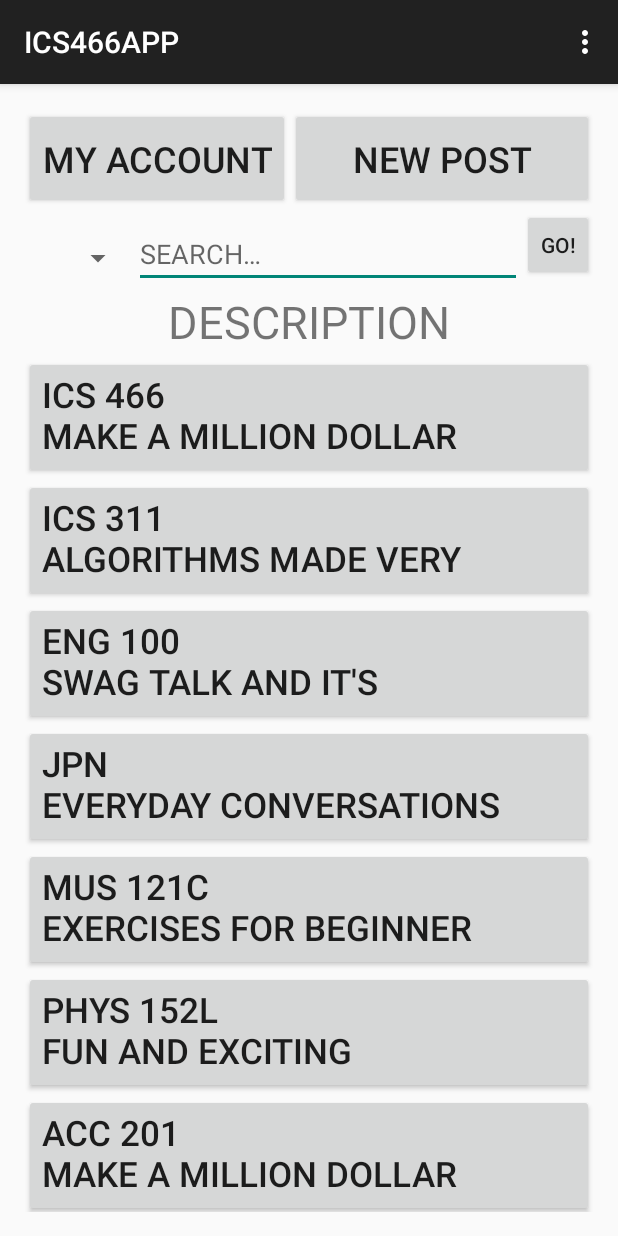
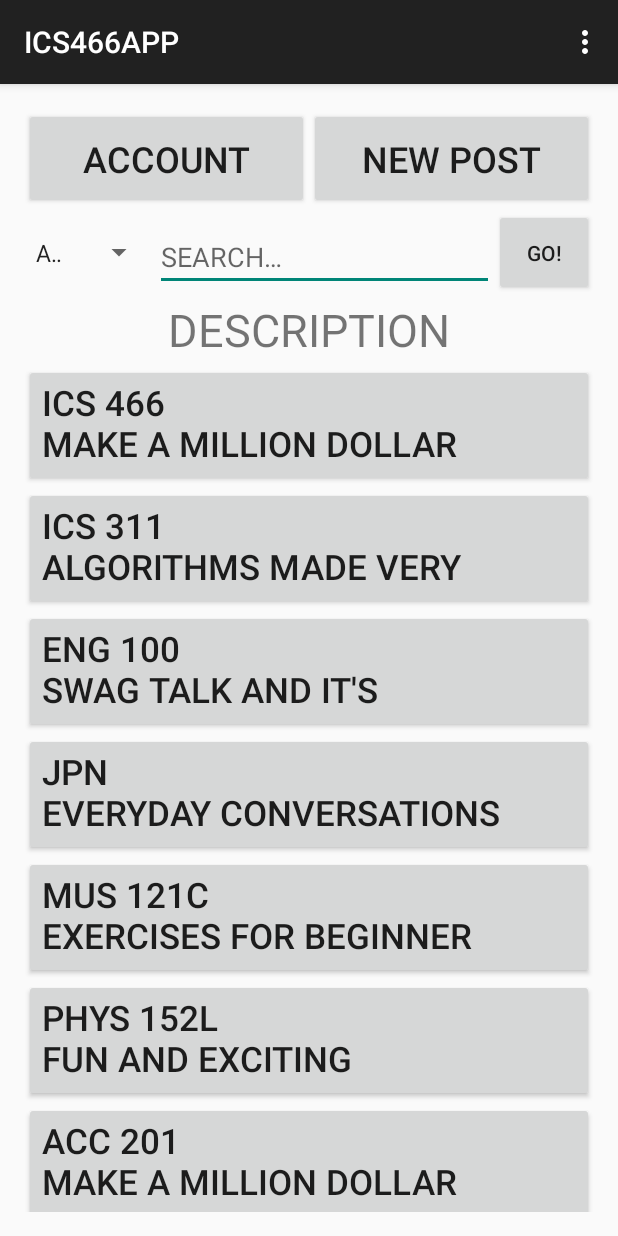
Before and after one commit to MandLRPG/ICS466APP, an Android app: the screen it shows after launch (MainActivity), on a phone screen of 412 x 824 dp. Run offline under Robolectric (Android 15) with nearby library versions, the phone set to English and light mode, and no system bars.

Commit message:
Buttons on top of main now scale 50/50 Layout for search changed to accommodate formatting Changed MY ACCOUNT to ACCOUNT for size reasons

```diff
--- a/app/src/main/res/layout/activity_main.xml
+++ b/app/src/main/res/layout/activity_main.xml
@@ -15,59 +15,63 @@
             android:layout_width="match_parent"
             android:layout_height="wrap_content">
 
+            <LinearLayout
+                android:id="@+id/topButtons"
+                android:orientation="horizontal"
+                android:layout_width="match_parent"
+                android:layout_height="67sp"
+                android:layout_alignParentTop="true"
+                android:layout_alignParentLeft="true"
+                android:layout_alignParentStart="true">
+
                 <Button
-                android:layout_width="wrap_content"
-                android:layout_height="67sp"
+                    android:layout_width="0dp"
+                    android:layout_height="match_parent"
                     android:text="@string/my_account"
                     android:id="@+id/myAccountButton"
-                android:layout_alignParentTop="true"
-                android:layout_alignParentLeft="true"
-                android:layout_alignParentStart="true"
-                android:textSize="24sp" />
+                    android:textSize="24sp"
+                    android:layout_weight="0.5"/>
 
                 <Button
-                android:layout_width="wrap_content"
-                android:layout_height="67sp"
+                    android:layout_width="0dp"
+                    android:layout_height="match_parent"
                     android:text="@string/new_post"
                     android:id="@+id/newPostButton"
-                android:layout_alignParentTop="true"
-                android:layout_alignParentRight="true"
-                android:layout_alignParentEnd="true"
-                android:layout_toRightOf="@+id/myAccountButton"
-                android:layout_toEndOf="@+id/myAccountButton"
-                android:textSize="24sp" />
+                    android:textSize="24sp"
+                    android:layout_weight="0.5"/>
+            </LinearLayout>
+
+            <LinearLayout
+                android:id="@+id/search_layout"
+                android:orientation="horizontal"
+                android:layout_width="match_parent"
+                android:layout_height="58sp"
+                android:layout_below="@+id/topButtons">
+
+                <Spinner
+                    android:id="@+id/spinner"
+                    android:layout_width="0dp"
+                    android:layout_height="match_parent"
+                    android:layout_weight="0.23"
+                    android:spinnerMode="dialog"/>
 
                 <EditText
                     android:id="@+id/search_box"
-                android:layout_width="wrap_content"
+                    android:layout_width="0dp"
                     android:layout_height="wrap_content"
                     android:hint="@string/hint_text"
-                android:layout_toLeftOf="@+id/search_button"
-                android:layout_toStartOf="@+id/search_button"
-                android:layout_toRightOf="@+id/spinner"
-                android:layout_toEndOf="@+id/spinner"
-                android:layout_marginTop="7dp"
-                android:layout_below="@+id/myAccountButton"
+                    android:layout_marginTop="3dp"
+                    android:layout_weight="0.595"
                     android:imeOptions="actionDone"/>
-
-            <Spinner
-                android:layout_width="73sp"
-                android:layout_height="65sp"
-                android:id="@+id/spinner"
-                android:layout_alignLeft="@+id/myAccountButton"
-                android:layout_alignStart="@+id/myAccountButton"
-                android:layout_below="@+id/myAccountButton"
-                android:spinnerMode="dialog"/>
 
                 <Button
                     android:id="@+id/search_button"
-                android:layout_width="48sp"
-                android:layout_height="48sp"
-                android:text="GO!"
-                android:layout_alignParentRight="true"
-                android:layout_alignParentEnd="true"
-                android:layout_below="@+id/myAccountButton"
-                />
+                    android:layout_width="0dp"
+                    android:layout_height="match_parent"
+                    android:layout_weight="0.175"
+                    android:text="GO!"/>
+
+            </LinearLayout>
 
             <fragment
                 android:layout_width="wrap_content"
@@ -76,7 +80,7 @@
                 android:id="@+id/fragment2"
                 android:layout_alignParentBottom="true"
                 android:layout_centerHorizontal="true"
-                android:layout_below="@+id/search_box"
+                android:layout_below="@+id/search_layout"
                 tools:layout="@layout/book_search_fragment" />
 
         </RelativeLayout>
--- a/app/src/main/res/layout/activity_new_post.xml
+++ b/app/src/main/res/layout/activity_new_post.xml
@@ -96,6 +96,7 @@
                 android:orientation="horizontal"
                 android:layout_width="match_parent"
                 android:layout_height="67sp"
+                android:id="@+id/bottomButtons"
                 android:layout_below="@+id/enterISBN">
 
                 <Button
--- a/app/src/main/res/values/strings.xml
+++ b/app/src/main/res/values/strings.xml
@@ -9,7 +9,7 @@
     <string name="hint_text">SEARCH&#8230;</string>
     <string name="description">DESCRIPTION</string>
 
-    <string name="my_account">MY ACCOUNT</string>
+    <string name="my_account">ACCOUNT</string>
     <string name="new_post">NEW POST</string>
 
     <string name="required_text">*Required Fields</string>
```
Lines whose indentation alone changed are shown as unchanged.
